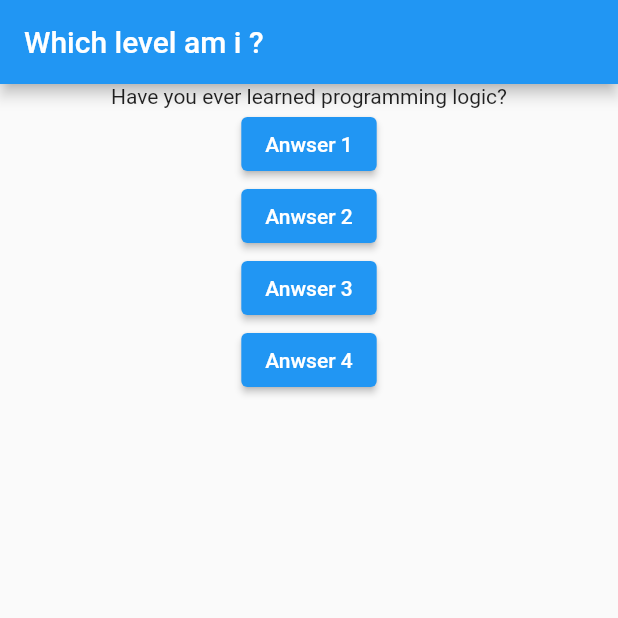
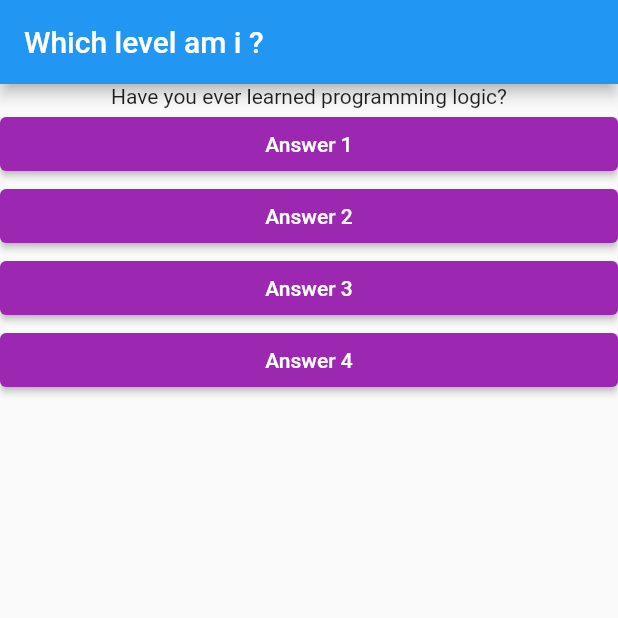
Before and after one commit to felipecal/learning_flutter, a Flutter app: the screen it shows after launch, on a phone screen of 412 x 824 dp, the top half of it. Run offline on Flutter 3.47's test engine with Material 2 defaults, Android fonts, the phone set to English and light mode, and no system bars.

Commit message:
♻️ refactor the file after creating answer component

```diff
--- a/lib/main.dart
+++ b/lib/main.dart
@@ -1,5 +1,6 @@
 import 'package:flutter/material.dart';
 import './question.dart';
+import './answer.dart';
 
 main() => runApp(const Leveler());
 
@@ -9,7 +10,6 @@ class _LevelerAppState extends State<Leveler> {
     setState(() {
       _answerSelected++;
     });
-    print('The question has been answered');
   }
 
   @override
@@ -24,29 +24,16 @@ class _LevelerAppState extends State<Leveler> {
         appBar: AppBar(
           title: const Text('Which level am i ?'),
         ),
-          body: Center(
-            child: Column(
+        body: Column(
           children: <Widget>[
             Question(questions[_answerSelected]),
-                ElevatedButton(
-                  onPressed: _respond,
-                  child: const Text('Anwser 1'),
-                ),
-                ElevatedButton(
-                  onPressed: _respond,
-                  child: const Text('Anwser 2'),
-                ),
-                ElevatedButton(
-                  onPressed: _respond,
-                  child: const Text('Anwser 3'),
-                ),
-                ElevatedButton(
-                  onPressed: _respond,
-                  child: const Text('Anwser 4'),
-                )
+            Answer('Answer 1', _respond), // ElevatedButton(
+            Answer('Answer 2', _respond), // ElevatedButton(
+            Answer('Answer 3', _respond), // ElevatedButton(
+            Answer('Answer 4', _respond), // ElevatedButton(
           ],
         ),
-          )),
+      ),
     );
   }
 }
```
Lines whose indentation alone changed are shown as unchanged.
